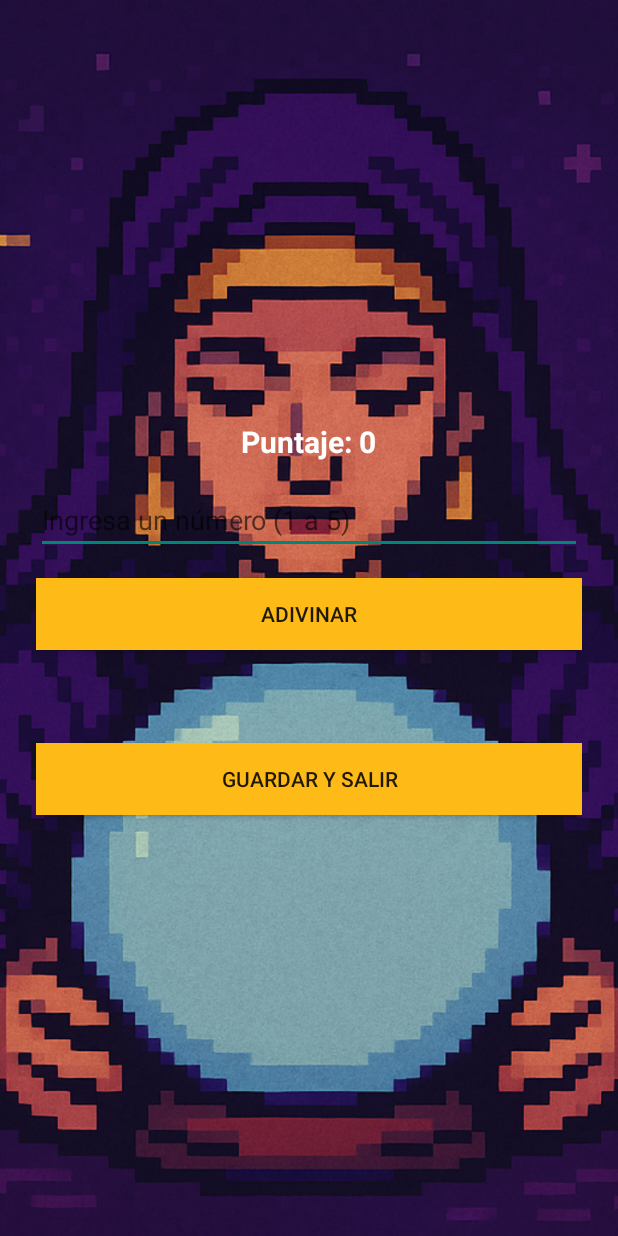
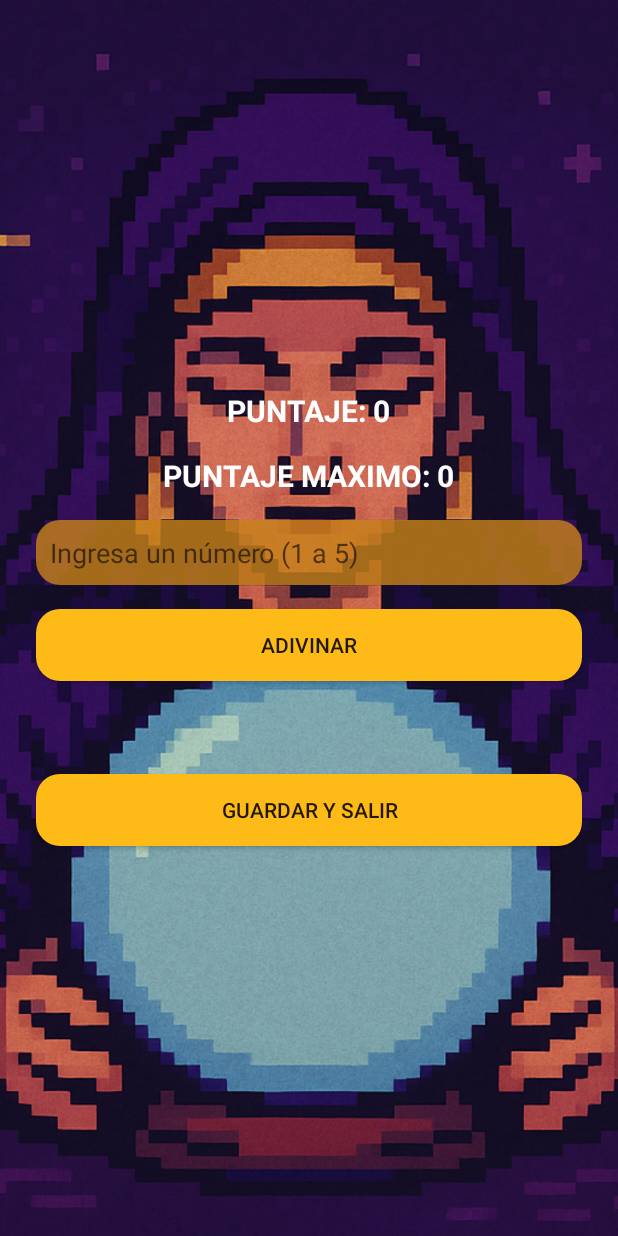
Before and after one commit to Mauricitoxx/APLIMOVIL-TP2, an Android app built with Jetpack Compose: the GameActivity screen opened directly, with no data from a screen before it, after a tap on "ADIVINAR", on a phone screen of 412 x 824 dp. Run offline under Robolectric (Android 15) with nearby library versions, the light colour scheme and no system bars.

Commit message:
Edicion de actividad 1

```diff
--- a/Actividad1/app/src/main/java/com/example/aplicacion_actividad1/GameActivity.kt
+++ b/Actividad1/app/src/main/java/com/example/aplicacion_actividad1/GameActivity.kt
@@ -2,6 +2,8 @@ package com.example.aplicacion_actividad1
 
 import android.content.ContentValues
 import android.os.Bundle
+import android.os.Handler
+import android.os.Looper
 import android.widget.*
 import androidx.appcompat.app.AppCompatActivity
 import kotlin.random.Random
@@ -18,6 +20,8 @@ class GameActivity : AppCompatActivity() {
     private lateinit var saveButton: Button
     private lateinit var scoreText: TextView
     private lateinit var feedbackText: TextView
+    private lateinit var scoreMaxText: TextView
+
 
     override fun onCreate(savedInstanceState: Bundle?) {
         super.onCreate(savedInstanceState)
@@ -31,14 +35,17 @@ class GameActivity : AppCompatActivity() {
         saveButton = findViewById(R.id.button_save)
         scoreText = findViewById(R.id.text_score)
         feedbackText = findViewById(R.id.text_feedback)
+        scoreMaxText = findViewById(R.id.text_score_max)
 
         bestScore = getBestScoreFromDB()
+        scoreText.text = "PUNTAJE: $currentScore"
+        scoreMaxText.text = "PUNTAJE MAXIMO: $bestScore"
 
         guessButton.setOnClickListener {
-            val userInput = inputNumber.text.toString().toIntOrNull()
+            val userInput = inputNumber.text.toString().trim().toIntOrNull()
 
             if (userInput == null || userInput !in 1..5) {
-                Toast.makeText(this, "Ingresa un número entre 1 y 5", Toast.LENGTH_SHORT).show()
+                Toast.makeText(this, "Ingresa un número entre 1 y 5", Toast.LENGTH_LONG).show()
                 return@setOnClickListener
             }
 
@@ -52,18 +59,23 @@ class GameActivity : AppCompatActivity() {
                 feedbackText.text = "Incorrecto. Número: $randomNumber"
             }
 
-            scoreText.text = "Puntaje: $currentScore"
+            scoreText.text = "PUNTAJE: $currentScore"
+            inputNumber.text.clear()
 
             if (failedAttempts >= 5) {
                 currentScore = 0
                 Toast.makeText(this, "¡Perdiste! 5 fallos seguidos.", Toast.LENGTH_LONG).show()
-                finish()
+                Handler(Looper.getMainLooper()).postDelayed({
+                    finish()
+                }, 2000)
             }
         }
 
         saveButton.setOnClickListener {
-            saveScoreToDB()
-            Toast.makeText(this, "Puntaje guardado", Toast.LENGTH_SHORT).show()
+            val updated = saveScoreToDB()
+            val msg =
+                if (updated) "¡Nuevo puntaje máximo guardado!" else "Puntaje guardado, no superó el máximo"
+            Toast.makeText(this, msg, Toast.LENGTH_LONG).show()
             finish()
         }
     }
@@ -79,13 +91,15 @@ class GameActivity : AppCompatActivity() {
         return score
     }
 
-    private fun saveScoreToDB() {
+    private fun saveScoreToDB(): Boolean {
         if (currentScore > bestScore) {
             val db = dbHelper.writableDatabase
             val values = ContentValues().apply {
                 put("puntaje", currentScore)
             }
             db.update("jugadores", values, "id = ?", arrayOf(userId.toString()))
+            return true
         }
+        return false
     }
 }
--- /dev/null
+++ b/Actividad1/app/src/main/java/com/example/aplicacion_actividad1/JuegoActivity.kt
@@ -0,0 +1,6 @@
+package com.example.aplicacion_actividad1
+
+import androidx.appcompat.app.AppCompatActivity
+
+class JuegoActivity : AppCompatActivity(){
+}
--- a/Actividad1/app/src/main/java/com/example/aplicacion_actividad1/UserActivity.kt
+++ b/Actividad1/app/src/main/java/com/example/aplicacion_actividad1/UserActivity.kt
@@ -26,7 +26,7 @@ class UserActivity : AppCompatActivity() {
             val nombre = carga_nombre.text.toString().trim()
 
             if (nombre.isEmpty()) {
-                Toast.makeText(this, "Ingresa un nombre válido", Toast.LENGTH_SHORT).show()
+                Toast.makeText(this, "Ingresa un nombre válido", Toast.LENGTH_LONG).show()
                 return@setOnClickListener
             }
 
--- /dev/null
+++ b/Actividad1/app/src/main/res/drawable/button_bordes.xml
@@ -0,0 +1,5 @@
+<?xml version="1.0" encoding="utf-8"?>
+<shape xmlns:android="http://schemas.android.com/apk/res/android">
+    <solid android:color="@color/amarillo"/>
+    <corners android:radius="16dp" />
+</shape>
--- /dev/null
+++ b/Actividad1/app/src/main/res/drawable/input_desing.xml
@@ -0,0 +1,5 @@
+<?xml version="1.0" encoding="utf-8"?>
+<shape xmlns:android="http://schemas.android.com/apk/res/android">
+    <solid android:color="@color/amarillo_input"/>
+    <corners android:radius="16dp" />
+</shape>
--- /dev/null
+++ b/Actividad1/app/src/main/res/drawable/ranking_desing.xml
@@ -0,0 +1,5 @@
+<?xml version="1.0" encoding="utf-8"?>
+<shape xmlns:android="http://schemas.android.com/apk/res/android">
+    <solid android:color="@color/amarillo_tabla"/>
+    <corners android:radius="16dp" />
+</shape>
--- a/Actividad1/app/src/main/res/layout/inicio_layout.xml
+++ b/Actividad1/app/src/main/res/layout/inicio_layout.xml
@@ -30,6 +30,7 @@
             android:layout_width="match_parent"
             android:layout_height="wrap_content"
             android:layout_marginTop="20dp"
+            android:textSize="17dp"
             android:text="Seleccione una opción:"
             android:textAlignment="center"
             android:textColor="@android:color/white" />
@@ -40,7 +41,7 @@
             android:layout_height="wrap_content"
             android:layout_marginTop="20dp"
             android:layout_marginBottom="5dp"
-            android:background="@color/amarillo"
+            android:background="@drawable/button_bordes"
             android:text="Comenzar" />
 
         <Button
@@ -49,7 +50,7 @@
             android:layout_height="wrap_content"
             android:layout_marginTop="30dp"
             android:layout_marginBottom="20dp"
-            android:background="@color/amarillo"
+            android:background="@drawable/button_bordes"
             android:text="Ranking" />
     </LinearLayout>
 </FrameLayout>
--- a/Actividad1/app/src/main/res/layout/item_jugador.xml
+++ b/Actividad1/app/src/main/res/layout/item_jugador.xml
@@ -4,7 +4,7 @@
     android:layout_height="wrap_content"
     android:orientation="horizontal"
     android:padding="25dp"
-    android:background="@color/amarillo"
+    android:background="@drawable/ranking_desing"
     android:layout_marginBottom="8dp">
 
     <TextView
@@ -15,7 +15,7 @@
         android:text="Nombre"
         android:textSize="18sp"
         android:textStyle="bold"
-        android:textColor="@color/white"/>
+        android:textColor="@color/black"/>
 
     <TextView
         android:id="@+id/puntaje_jugador"
@@ -24,5 +24,5 @@
         android:text="0"
         android:textSize="18sp"
         android:textStyle="bold"
-        android:textColor="@color/white"/>
+        android:textColor="@color/black"/>
 </LinearLayout>
--- a/Actividad1/app/src/main/res/layout/juego_layout.xml
+++ b/Actividad1/app/src/main/res/layout/juego_layout.xml
@@ -14,13 +14,24 @@
         android:layout_height="match_parent"
         android:orientation="vertical"
         android:padding="24dp"
-        android:gravity="center">
+        android:gravity="center"
+        >
 
         <TextView
             android:id="@+id/text_score"
             android:layout_width="wrap_content"
             android:layout_height="wrap_content"
-            android:text="Puntaje: 0"
+            android:text="PUNTAJE: 0"
+            android:textSize="20sp"
+            android:textStyle="bold"
+            android:textColor="@android:color/white"
+            android:layout_marginBottom="16dp" />
+
+        <TextView
+            android:id="@+id/text_score_max"
+            android:layout_width="wrap_content"
+            android:layout_height="wrap_content"
+            android:text="PUNTAJE MAXIMO: 0"
             android:textSize="20sp"
             android:textStyle="bold"
             android:textColor="@android:color/white"
@@ -33,13 +44,16 @@
             android:hint="Ingresa un número (1 a 5)"
             android:inputType="number"
             android:maxLines="1"
-            android:layout_marginBottom="16dp" />
+            android:layout_marginBottom="16dp"
+            android:background="@drawable/input_desing"
+            android:padding="9dp"
+            />
 
         <Button
             android:id="@+id/button_guess"
             android:layout_width="match_parent"
             android:layout_height="wrap_content"
-            android:background="@color/amarillo"
+            android:background="@drawable/button_bordes"
             android:text="Adivinar"
             android:layout_marginBottom="16dp" />
 
@@ -47,16 +61,16 @@
             android:id="@+id/text_feedback"
             android:layout_width="wrap_content"
             android:layout_height="wrap_content"
+            android:layout_marginBottom="24dp"
             android:text=""
-            android:textSize="16sp"
             android:textColor="@android:color/white"
-            android:layout_marginBottom="24dp" />
+            android:textSize="16sp" />
 
         <Button
             android:id="@+id/button_save"
             android:layout_width="match_parent"
             android:layout_height="wrap_content"
-            android:background="@color/amarillo"
+            android:background="@drawable/button_bordes"
             android:text="Guardar y salir" />
 
     </LinearLayout>
--- a/Actividad1/app/src/main/res/layout/ranking_layout.xml
+++ b/Actividad1/app/src/main/res/layout/ranking_layout.xml
@@ -36,7 +36,8 @@
             android:id="@+id/salir_boton"
             android:layout_width="match_parent"
             android:layout_height="wrap_content"
-            android:text="Volver" />
+            android:text="Volver"
+            android:background="@drawable/button_bordes"/>
 
     </LinearLayout>
 </FrameLayout>
--- a/Actividad1/app/src/main/res/layout/usuario_layout.xml
+++ b/Actividad1/app/src/main/res/layout/usuario_layout.xml
@@ -36,13 +36,14 @@
             android:padding="12dp"
             android:textSize="21sp"
             android:layout_marginTop="20dp"
-            android:layout_marginBottom="20dp" />
+            android:layout_marginBottom="20dp"
+            android:background="@drawable/input_desing"/>
 
         <Button
             android:id="@+id/button_start"
             android:layout_width="match_parent"
             android:layout_height="wrap_content"
-            android:background="@color/amarillo"
+            android:background="@drawable/button_bordes"
             android:text="Jugar" />
     </LinearLayout>
 </FrameLayout>
--- a/Actividad1/app/src/main/res/values/colors.xml
+++ b/Actividad1/app/src/main/res/values/colors.xml
@@ -8,4 +8,6 @@
     <color name="black">#FF000000</color>
     <color name="white">#FFFFFFFF</color>
     <color name="amarillo">#FFFEBA17</color>
+    <color name="amarillo_input">#CDC88219</color>
+    <color name="amarillo_tabla">#FFB22C</color>
 </resources>
```
Also changed, not shown: 2 other files.
